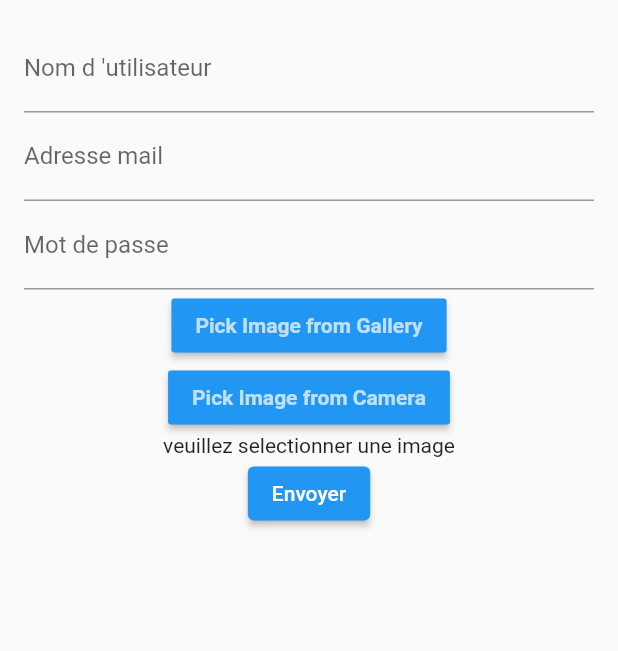
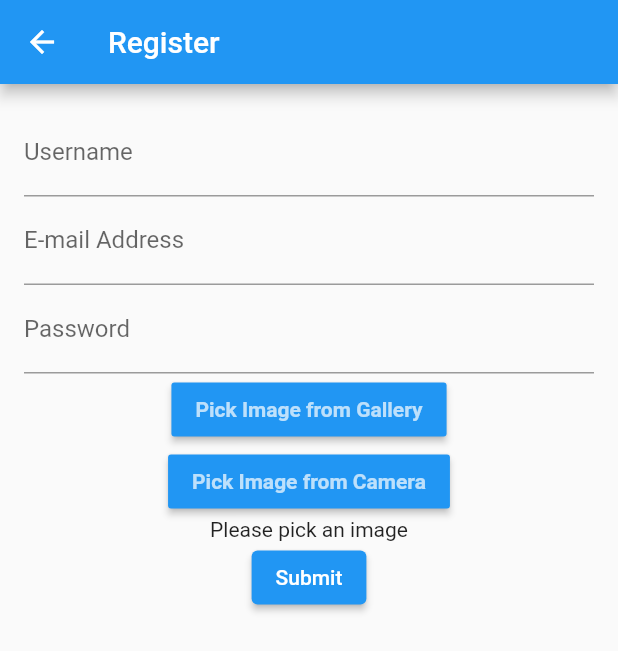
Before and after one commit to Eduardo-Cerqueira/stable, a Flutter app: the MyForm screen opened directly, on a phone screen of 412 x 824 dp. Shown: the top 651 px of the screen. Run offline on Flutter 3.47's test engine with Material 2 defaults, Android fonts, the phone set to English and light mode, and no system bars; our stand-ins replace flutter_image_compress, get, image_picker; missing offline and left inert: mongo_dart, niku.

Commit message:
profile fix v1

```diff
--- a/lib/pages/profile.dart
+++ b/lib/pages/profile.dart
@@ -20,7 +20,7 @@ class _MyFormState extends State<MyForm> {
 
   final _formKey = GlobalKey<FormState>();
   final TextEditingController _nameController = TextEditingController();
-  final TextEditingController _mailController = TextEditingController();
+  final TextEditingController _emailController = TextEditingController();
   final TextEditingController _passwordController = TextEditingController();
 
   var _db;
@@ -44,10 +44,10 @@ class _MyFormState extends State<MyForm> {
   void _submit() async {
     if (_db != null) {
       final String name = _nameController.text;
-      final String mail = _mailController.text;
+      final String email = _emailController.text;
       final String password = _passwordController.text;
       insertUsers(_db,
-          {"name": name, "mail": mail, "password": password, "image": _image});
+          {"name": name, "email": email, "password": password, "image": _image});
     } else {
       print("noDB");
     }
@@ -100,6 +100,10 @@ class _MyFormState extends State<MyForm> {
   @override
   Widget build(BuildContext context) {
     return Scaffold(
+      appBar: AppBar(
+        backgroundColor: Colors.blue,
+        title: const Text("Register"),
+      ),
       body: Center(
         child: Padding(
           padding: const EdgeInsets.all(16.0),
@@ -110,30 +114,31 @@ class _MyFormState extends State<MyForm> {
                 TextFormField(
                   controller: _nameController,
                   decoration:
-                      const InputDecoration(labelText: "Nom d 'utilisateur"),
+                      const InputDecoration(labelText: "Username"),
                   validator: (value) {
                     if (value!.isEmpty) {
-                      return 'Veuillez entrer votre nom.';
+                      return 'Please enter your name.';
                     }
                     return null;
                   },
                 ),
                 TextFormField(
-                  controller: _mailController,
-                  decoration: const InputDecoration(labelText: "Adresse mail"),
+                  controller: _emailController,
+                  decoration: const InputDecoration(labelText: "E-mail Address"),
                   validator: (value) {
                     if (value!.isEmpty) {
-                      return 'Veuillez entrer votre mail.';
+                      return 'Please enter your e-mail address.';
                     }
                     return null;
                   },
                 ),
                 TextFormField(
+                  obscureText: true,
                   controller: _passwordController,
-                  decoration: const InputDecoration(labelText: "Mot de passe"),
+                  decoration: const InputDecoration(labelText: "Password"),
                   validator: (value) {
                     if (value!.isEmpty) {
-                      return 'Veuillez entrer votre mot de passe.';
+                      return 'Please enter a password.';
                     }
                     return null;
                   },
@@ -159,14 +164,14 @@ class _MyFormState extends State<MyForm> {
                 _selectedImage != null
                     ? Image.file(_selectedImage!,
                         width: 150, height: 150, fit: BoxFit.cover)
-                    : const Text("veuillez selectionner une image"),
+                    : const Text("Please pick an image"),
                 ElevatedButton(
                   onPressed: () {
                     if (_formKey.currentState!.validate()) {
                       _submit();
                     }
                   },
-                  child: const Text('Envoyer'),
+                  child: const Text('Submit'),
                 ),
               ],
             ),
```
